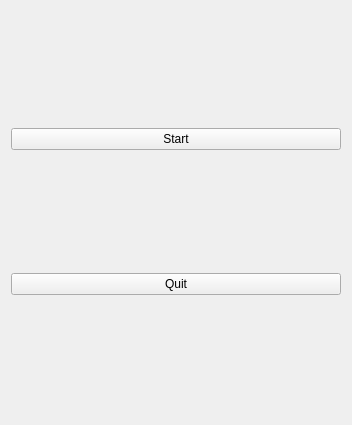
First picture: the form in src/3rdparty/games/qtcapra/qtcapra.ui, repository giotti/qtmoko, before the edit.
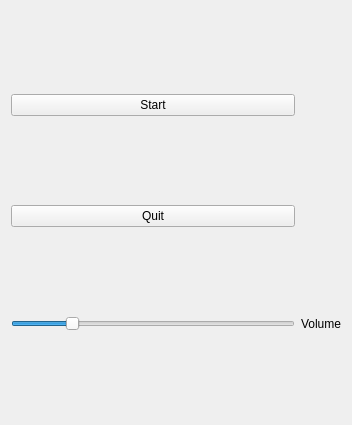
Second picture: the form after the edit.

What changed in the file:
```diff
--- a/src/3rdparty/games/qtcapra/qtcapra.ui
+++ b/src/3rdparty/games/qtcapra/qtcapra.ui
@@ -13,15 +13,35 @@
   <property name="windowTitle">
    <string>Form</string>
   </property>
-  <layout class="QVBoxLayout" name="verticalLayout">
-   <item>
+  <layout class="QGridLayout" name="gridLayout">
+   <item row="2" column="1">
+    <widget class="QLabel" name="label">
+     <property name="text">
+      <string>Volume</string>
+     </property>
+    </widget>
+   </item>
+   <item row="2" column="0">
+    <widget class="QSlider" name="volume">
+     <property name="maximum">
+      <number>250</number>
+     </property>
+     <property name="value">
+      <number>50</number>
+     </property>
+     <property name="orientation">
+      <enum>Qt::Horizontal</enum>
+     </property>
+    </widget>
+   </item>
+   <item row="0" column="0">
     <widget class="QPushButton" name="startButton">
      <property name="text">
       <string>Start</string>
      </property>
     </widget>
    </item>
-   <item>
+   <item row="1" column="0">
     <widget class="QPushButton" name="quitButton">
      <property name="text">
       <string>Quit</string>
```
